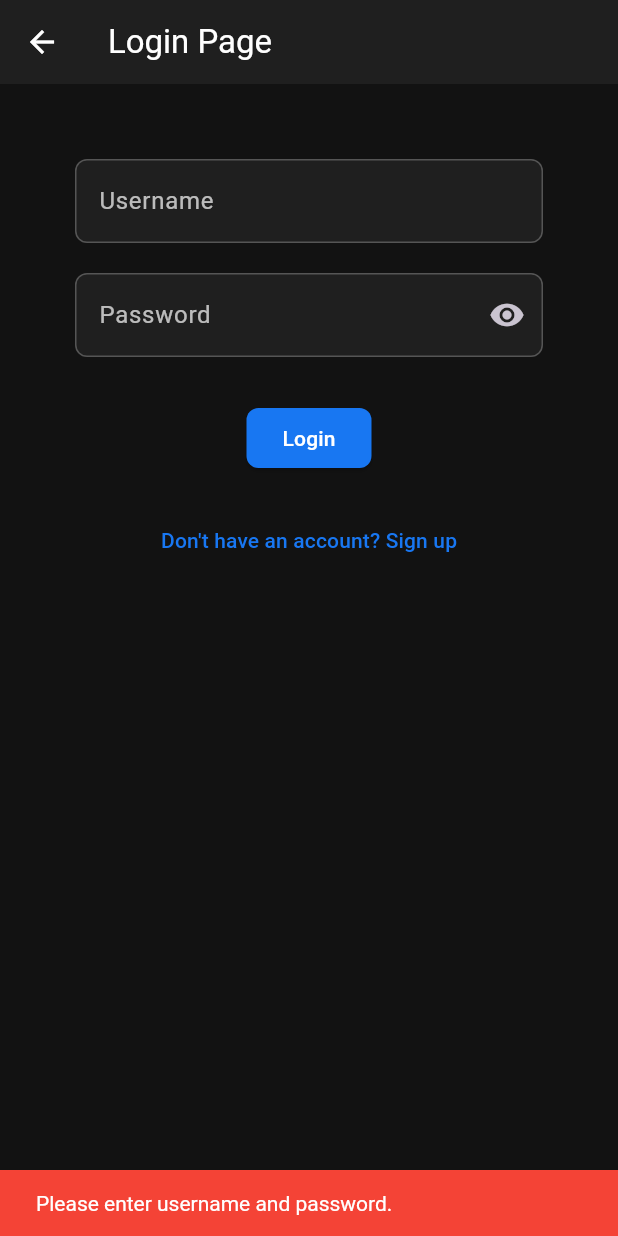
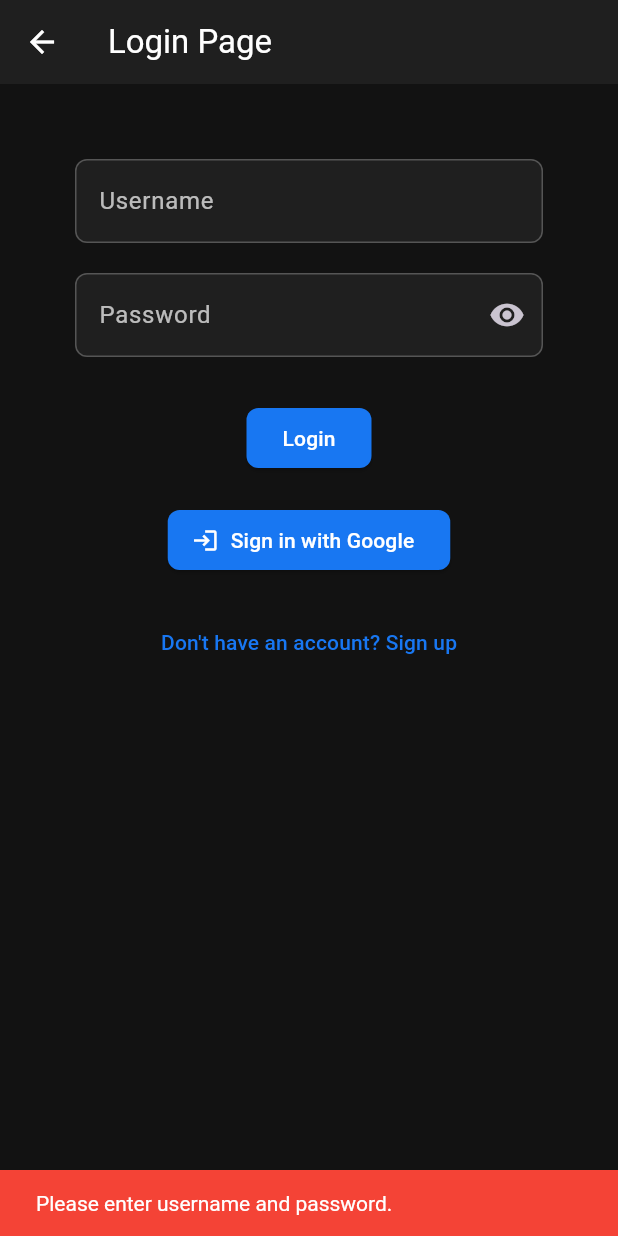
Before and after one commit to JObillo/music_app_with_login, a Flutter app: the HomePage screen opened directly with empty values, after a tap on the "menu" icon, after a tap on "Logout", after a tap on "Login", on a phone screen of 412 x 824 dp. Run offline on Flutter 3.47's test engine with Material 3 defaults, Android fonts, the phone set to English and light mode, and no system bars; our stand-ins replace audioplayers, cloud_firestore, device_preview, firebase_auth, firebase_core, google_sign_in; missing offline and left inert: bcrypt; accounts and stored records are empty.

Commit message:
medyo okay na ang google sign in

```diff
--- a/lib/login.dart
+++ b/lib/login.dart
@@ -1,7 +1,9 @@
 import 'package:flutter/material.dart';
 import 'package:cloud_firestore/cloud_firestore.dart';
+import 'package:firebase_auth/firebase_auth.dart';
+import 'package:google_sign_in/google_sign_in.dart';
+import 'package:bcrypt/bcrypt.dart';
 import 'navigation/home_page.dart';
-import 'package:bcrypt/bcrypt.dart';
 
 class LoginPage extends StatefulWidget {
   const LoginPage({super.key});
@@ -20,6 +22,15 @@ class _LoginPageState extends State<LoginPage> {
   bool _isLoading = false;
   bool _obscurePassword = true;
 
+  final FirebaseAuth _auth = FirebaseAuth.instance;
+  final FirebaseFirestore _firestore = FirebaseFirestore.instance;
+
+  // Google Sign-In
+  final GoogleSignIn _googleSignIn = GoogleSignIn(scopes: ['email']);
+
+  // =========================
+  // USERNAME / PASSWORD LOGIN
+  // =========================
   Future<void> login() async {
     final username = usernameController.text.trim();
     final password = passwordController.text.trim();
@@ -37,23 +48,24 @@ class _LoginPageState extends State<LoginPage> {
     setState(() => _isLoading = true);
 
     try {
-      final doc = await FirebaseFirestore.instance
+      // Find user by username
+      final query = await _firestore
           .collection('users')
-          .doc(username)
+          .where('username', isEqualTo: username)
+          .limit(1)
           .get();
 
-      if (!doc.exists) throw "User not found";
+      if (query.docs.isEmpty) throw "User not found";
 
-      final data = doc.data()!;
+      final data = query.docs.first.data();
       final storedHash = data['password'].toString();
 
       bool isPasswordCorrect;
-
       if (storedHash.startsWith(r'$2b$') || storedHash.startsWith(r'$2a$')) {
-        // Password is hashed
+        // bcrypt hashed
         isPasswordCorrect = BCrypt.checkpw(password, storedHash);
       } else {
-        // Old plain text password
+        // plain text (old)
         isPasswordCorrect = password == storedHash;
       }
 
@@ -94,6 +106,59 @@ class _LoginPageState extends State<LoginPage> {
       );
     } finally {
       if (mounted) setState(() => _isLoading = false);
+    }
+  }
+
+  // =========================
+  // GOOGLE SIGN-IN
+  // =========================
+  Future<void> loginWithGoogle() async {
+    try {
+      final googleUser = await _googleSignIn.signIn();
+      if (googleUser == null) return; // user canceled
+
+      final googleAuth = await googleUser.authentication;
+
+      final credential = GoogleAuthProvider.credential(
+        accessToken: googleAuth.accessToken,
+        idToken: googleAuth.idToken,
+      );
+
+      final userCredential = await _auth.signInWithCredential(credential);
+      final user = userCredential.user;
+      if (user == null) return;
+
+      // Save Google user in Firestore if new
+      final userRef = _firestore.collection('users').doc(user.uid);
+
+      if (!(await userRef.get()).exists) {
+        await userRef.set({
+          'firstname': user.displayName?.split(' ').first ?? 'Google',
+          'lastname': user.displayName?.split(' ').skip(1).join(' ') ?? 'User',
+          'username': user.email,
+          'email': user.email,
+          'provider': 'google',
+          'createdAt': Timestamp.now(),
+        });
+      }
+
+      if (!mounted) return;
+
+      Navigator.pushReplacement(
+        context,
+        MaterialPageRoute(
+          builder: (_) => HomePage(
+            firstname: user.displayName?.split(' ').first ?? 'Google',
+            lastname: user.displayName?.split(' ').skip(1).join(' ') ?? 'User',
+            username: user.email ?? '',
+          ),
+        ),
+      );
+    } catch (e) {
+      if (!mounted) return;
+      ScaffoldMessenger.of(
+        context,
+      ).showSnackBar(SnackBar(content: Text("Google Sign-In Failed: $e")));
     }
   }
 
@@ -151,6 +216,12 @@ class _LoginPageState extends State<LoginPage> {
                       : const Text("Login"),
                 ),
                 const SizedBox(height: 20),
+                ElevatedButton.icon(
+                  onPressed: loginWithGoogle,
+                  icon: const Icon(Icons.login),
+                  label: const Text("Sign in with Google"),
+                ),
+                const SizedBox(height: 20),
                 TextButton(
                   onPressed: () =>
                       Navigator.pushReplacementNamed(context, '/signup'),
--- a/lib/main.dart
+++ b/lib/main.dart
@@ -13,7 +13,8 @@ Future<void> main() async {
   WidgetsFlutterBinding.ensureInitialized();
   await Firebase.initializeApp(options: DefaultFirebaseOptions.currentPlatform);
 
-  runApp(DevicePreview(enabled: true, builder: (context) => const MyApp()));
+  // runApp(DevicePreview(enabled: true, builder: (context) => const MyApp()));
+  runApp(const MyApp());
 }
 
 class MyApp extends StatelessWidget {
--- a/lib/navigation/home_page.dart
+++ b/lib/navigation/home_page.dart
@@ -6,13 +6,17 @@ import '../navigation/song_data.dart';
 class HomePage extends StatefulWidget {
   final String firstname;
   final String lastname;
-  final String username;
+  final String username; // username OR email
+  final String? email;
+  final String? photoUrl;
 
   const HomePage({
     super.key,
     required this.firstname,
     required this.lastname,
     required this.username,
+    this.email,
+    this.photoUrl,
   });
 
   @override
@@ -42,7 +46,8 @@ class _HomePageState extends State<HomePage> {
       drawer: AppDrawer(
         firstName: widget.firstname,
         lastName: widget.lastname,
-        usernameOrEmail: widget.username,
+        usernameOrEmail: widget.email ?? widget.username,
+        photoUrl: widget.photoUrl,
         onLogout: logout,
       ),
 
--- a/lib/widgets/app_drawer.dart
+++ b/lib/widgets/app_drawer.dart
@@ -1,28 +1,53 @@
 import 'package:flutter/material.dart';
+import 'package:firebase_auth/firebase_auth.dart';
+import 'package:google_sign_in/google_sign_in.dart';
 
 class AppDrawer extends StatelessWidget {
   final String firstName;
   final String lastName;
   final String usernameOrEmail;
-  final VoidCallback onLogout;
+  final String? photoUrl;
+  final VoidCallback? onLogout;
 
   const AppDrawer({
     super.key,
     required this.firstName,
     required this.lastName,
     required this.usernameOrEmail,
-    required this.onLogout,
+    this.photoUrl,
+    this.onLogout,
   });
+
+  Future<void> handleLogout(BuildContext context) async {
+    try {
+      // Sign out from Firebase
+      await FirebaseAuth.instance.signOut();
+
+      // Sign out from Google
+      final googleSignIn = GoogleSignIn();
+      if (await googleSignIn.isSignedIn()) {
+        await googleSignIn.signOut();
+      }
+
+      // Navigate back to login
+      if (!context.mounted) return;
+      Navigator.pushReplacementNamed(context, '/login');
+    } catch (e) {
+      ScaffoldMessenger.of(
+        context,
+      ).showSnackBar(const SnackBar(content: Text("Logout failed")));
+    }
+  }
 
   @override
   Widget build(BuildContext context) {
     return Drawer(
-      backgroundColor: const Color(0xFF121212), // Dark mode background
+      backgroundColor: const Color(0xFF121212),
       child: ListView(
         padding: EdgeInsets.zero,
         children: [
           Container(
-            color: const Color(0xFF1F1F1F), // Dark header
+            color: const Color(0xFF1F1F1F),
             padding: const EdgeInsets.only(
               top: 50,
               bottom: 20,
@@ -33,15 +58,22 @@ class AppDrawer extends StatelessWidget {
               children: [
                 CircleAvatar(
                   radius: 30,
-                  backgroundColor: const Color(0xFF1877F2), // Facebook blue
-                  child: Text(
-                    firstName.isNotEmpty ? firstName[0].toUpperCase() : 'U',
-                    style: const TextStyle(
-                      fontSize: 24,
-                      color: Colors.white, // Text white
-                      fontWeight: FontWeight.bold,
-                    ),
-                  ),
+                  backgroundColor: const Color(0xFF1877F2),
+                  backgroundImage: photoUrl != null
+                      ? NetworkImage(photoUrl!)
+                      : null,
+                  child: photoUrl == null
+                      ? Text(
+                          firstName.isNotEmpty
+                              ? firstName[0].toUpperCase()
+                              : 'U',
+                          style: const TextStyle(
+                            fontSize: 24,
+                            color: Colors.white,
+                            fontWeight: FontWeight.bold,
+                          ),
+                        )
+                      : null,
                 ),
                 const SizedBox(width: 15),
                 Expanded(
@@ -70,19 +102,16 @@ class AppDrawer extends StatelessWidget {
               ],
             ),
           ),
-
           const SizedBox(height: 10),
-
           ListTile(
             leading: const Icon(Icons.home, color: Colors.white),
             title: const Text('Home', style: TextStyle(color: Colors.white)),
             onTap: () => Navigator.pop(context),
           ),
-
           ListTile(
             leading: const Icon(Icons.logout, color: Colors.white),
             title: const Text('Logout', style: TextStyle(color: Colors.white)),
-            onTap: onLogout,
+            onTap: () => handleLogout(context),
           ),
         ],
       ),
--- a/pubspec.yaml
+++ b/pubspec.yaml
@@ -39,6 +39,8 @@ dependencies:
   audioplayers: ^6.5.1
   cloud_firestore: ^6.1.0
   bcrypt: ^1.1.3
+  google_sign_in: ^6.1.0
+  firebase_auth: ^6.1.2
 
 dev_dependencies:
   flutter_test:
```
Also changed, not shown: pubspec.lock, 5 other files.
